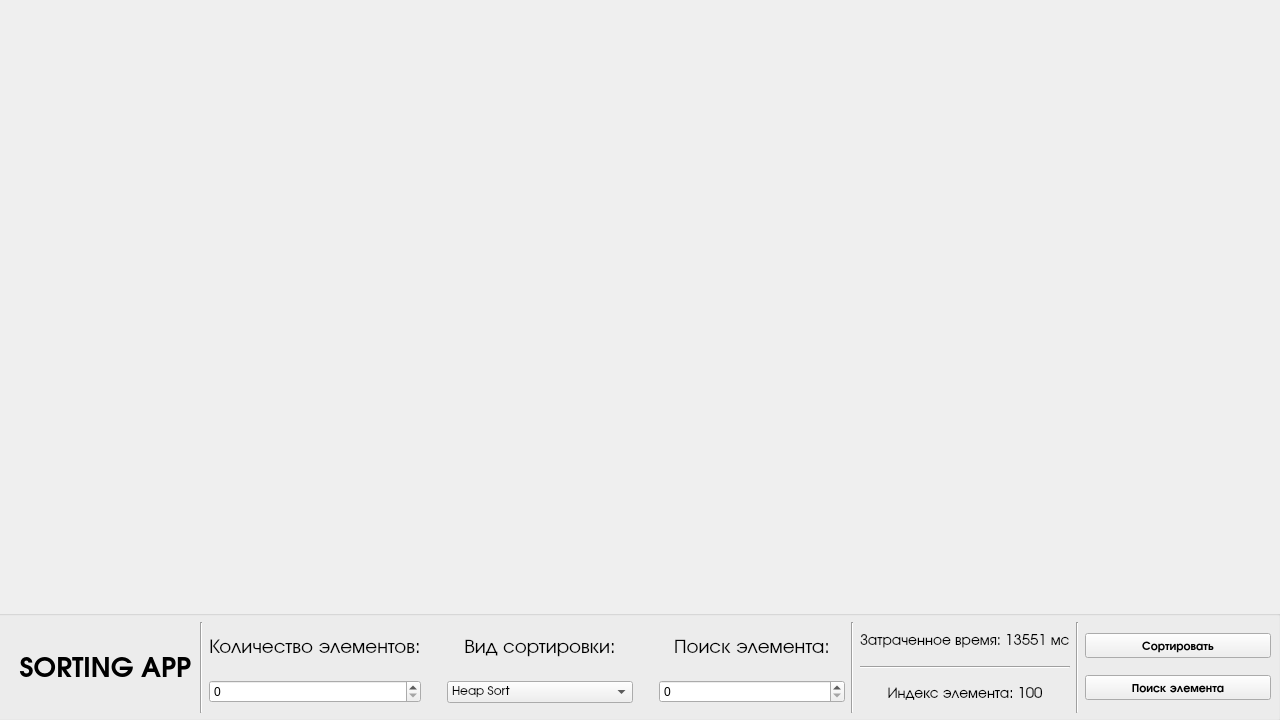
This is LabWork_4/Task_1/mainwindow.ui in Max2772/FoA-P-2-Semester- as Qt 5 draws it before an edit. The edited form follows.
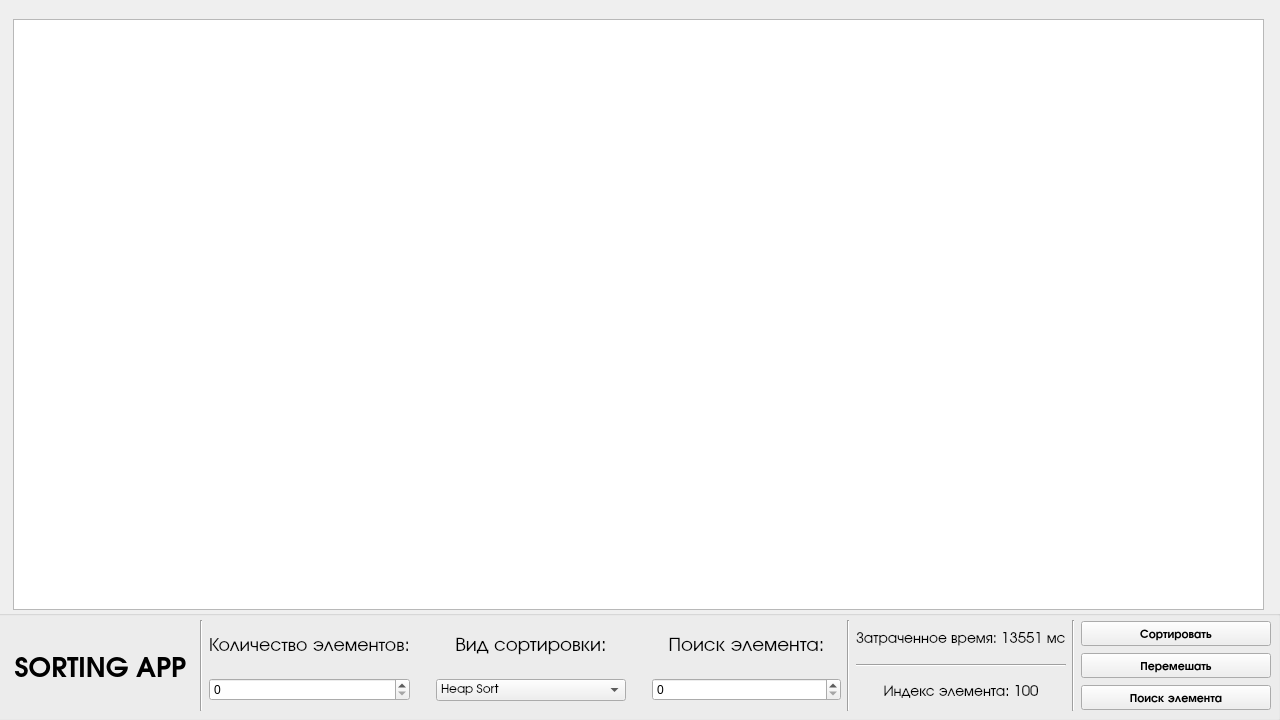
This is the edited form. Icons and pictures are not drawn.

```diff
--- a/LabWork_4/Task_1/mainwindow.ui
+++ b/LabWork_4/Task_1/mainwindow.ui
@@ -45,7 +45,7 @@
     <widget class="QLabel" name="labelTitle">
      <property name="geometry">
       <rect>
-       <x>15</x>
+       <x>10</x>
        <y>30</y>
        <width>201</width>
        <height>51</height>
@@ -78,7 +78,7 @@
      <property name="geometry">
       <rect>
        <x>210</x>
-       <y>12</y>
+       <y>10</y>
        <width>1071</width>
        <height>91</height>
       </rect>
@@ -101,7 +101,7 @@
           <property name="font">
            <font>
             <family>URW Gothic</family>
-            <pointsize>15</pointsize>
+            <pointsize>14</pointsize>
             <bold>false</bold>
            </font>
           </property>
@@ -347,6 +347,19 @@
           </property>
          </widget>
         </item>
+        <item>
+         <widget class="QPushButton" name="pushButtonShuffle">
+          <property name="font">
+           <font>
+            <family>URW Gothic</family>
+            <bold>true</bold>
+           </font>
+          </property>
+          <property name="text">
+           <string>Перемешать</string>
+          </property>
+         </widget>
+        </item>
         <item>
          <widget class="QPushButton" name="pushButtonFindElement">
           <property name="font">
@@ -365,6 +378,16 @@
      </layout>
     </widget>
    </widget>
+   <widget class="QPlainTextEdit" name="plainTextEdit">
+    <property name="geometry">
+     <rect>
+      <x>13</x>
+      <y>19</y>
+      <width>1251</width>
+      <height>591</height>
+     </rect>
+    </property>
+   </widget>
   </widget>
  </widget>
  <resources/>
```
